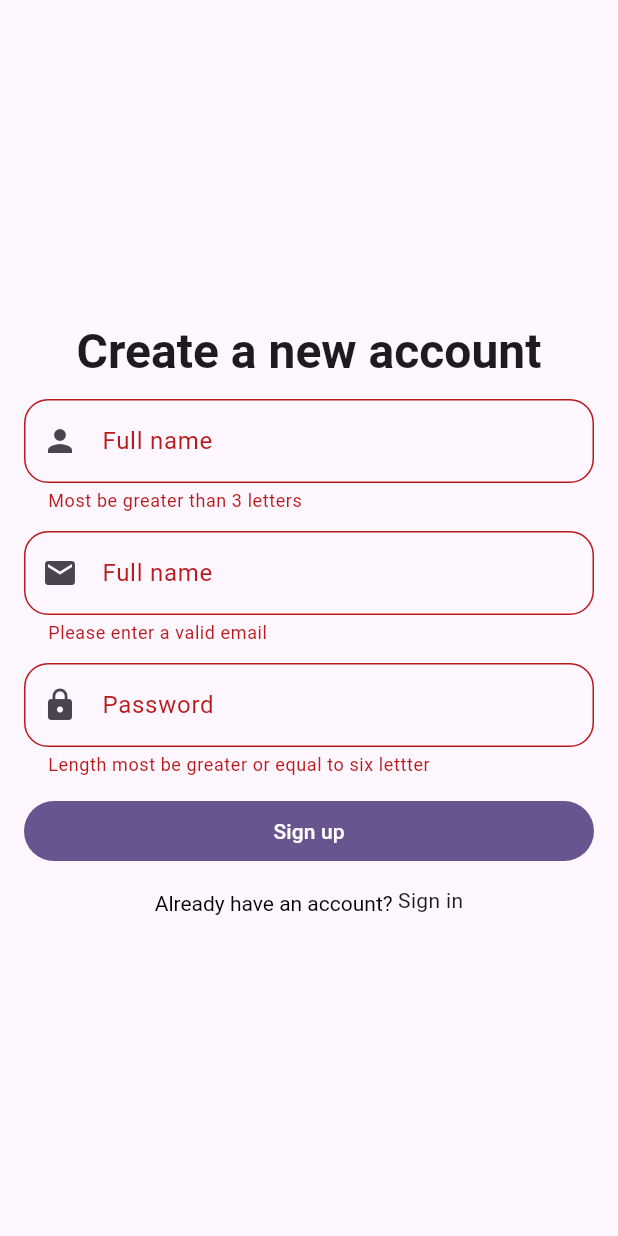
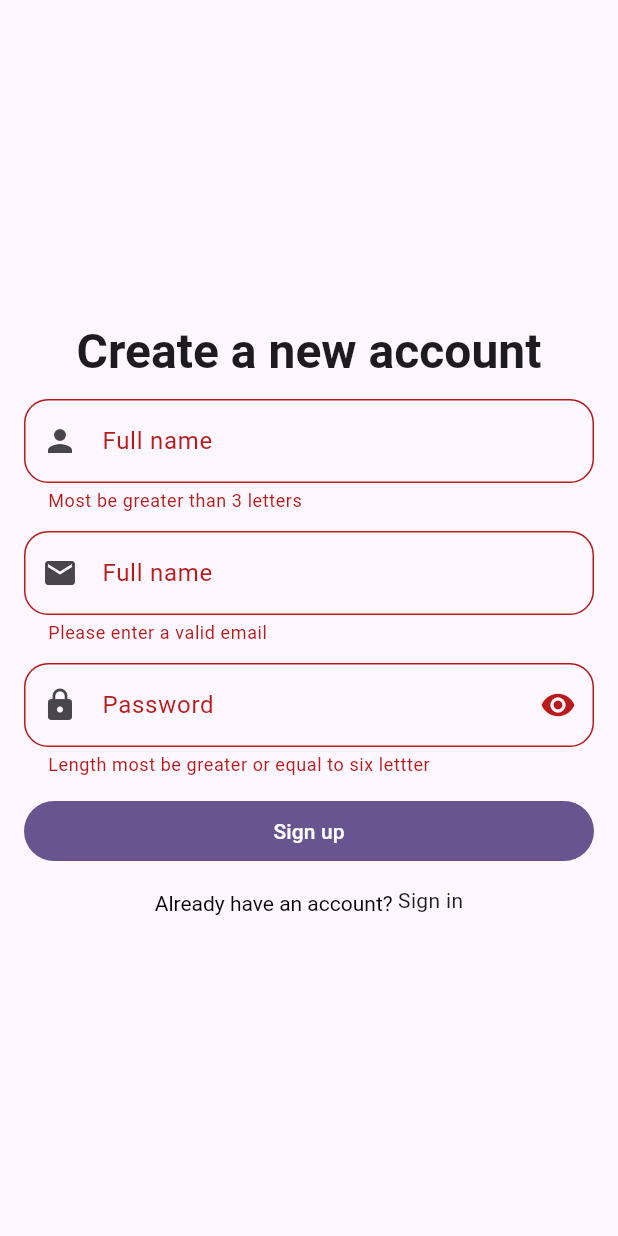
Before and after one commit to sanam-tamang/teaching_in_namuna_f_s, a Flutter app: the screen it shows after launch, after a tap on "Sign up", on a phone screen of 412 x 824 dp. Run offline on Flutter 3.47's test engine with Material 3 defaults, Android fonts, the phone set to English and light mode, and no system bars; our stand-ins replace email_validator, fluttertoast, supabase_flutter; accounts and stored records are empty.

Commit message:
refactor: update sign-up page and custom text field for password visibility toggle

```diff
--- a/lib/main.dart
+++ b/lib/main.dart
@@ -1,5 +1,4 @@
 import 'package:flutter/material.dart';
-import 'package:social/pages/home_page.dart';
 import 'package:social/pages/sign_up.dart';
 import 'package:supabase_flutter/supabase_flutter.dart';
 
--- a/lib/pages/sign_up.dart
+++ b/lib/pages/sign_up.dart
@@ -1,6 +1,9 @@
 import 'package:email_validator/email_validator.dart';
 import 'package:flutter/material.dart';
-import 'package:social/widgets/custom_text_field.dart';
+import 'package:fluttertoast/fluttertoast.dart';
+import 'package:supabase_flutter/supabase_flutter.dart';
+
+import '../widgets/custom_text_field.dart' show CustomTextFormField;
 
 class SignUpPage extends StatefulWidget {
   const new({super.key});
@@ -15,6 +18,9 @@ class _SignUpPageState extends State<SignUpPage> {
   final TextEditingController _passwordController = TextEditingController();
 
   final GlobalKey<FormState> _formKey = GlobalKey<FormState>();
+
+  bool _passwordObscure = true;
+  bool _isLoading = false;
   @override
   void dispose() {
     super.dispose();
@@ -31,7 +37,7 @@ class _SignUpPageState extends State<SignUpPage> {
         child: Padding(
           padding: .symmetric(horizontal: 16),
           child: Form(
-            autovalidateMode: .onUserInteraction,
+            autovalidateMode: .onUserInteractionIfError,
             key: _formKey,
             child: Column(
               mainAxisAlignment: .center,
@@ -74,6 +80,19 @@ class _SignUpPageState extends State<SignUpPage> {
                 CustomTextFormField(
                   controller: _passwordController,
                   prefixIcon: Icons.lock,
+                  obscureText: _passwordObscure,
+                  suffixIcon: IconButton(
+                    onPressed: () {
+                      setState(() {
+                        _passwordObscure = !_passwordObscure;
+                      });
+                    },
+                    icon: Icon(
+                      _passwordObscure
+                          ? Icons.visibility
+                          : Icons.visibility_off,
+                    ),
+                  ),
                   validator: (value) {
                     if (value!.length <= 5) {
                       return "Length most be greater or equal to six lettter";
@@ -87,13 +106,41 @@ class _SignUpPageState extends State<SignUpPage> {
                 SizedBox(
                   width: double.maxFinite,
                   child: FilledButton(
-                    onPressed: () {
-                      if (_formKey.currentState!.validate()) {
-
-
-                      }
-                    },
-                    child: Text("Sign up"),
+                    onPressed: _isLoading
+                        ? () {}
+                        : () async {
+                            if (_formKey.currentState!.validate()) {
+                              setState(() {
+                                _isLoading = true;
+                              });
+                              try {
+                                final client = Supabase.instance.client;
+                                await client.auth.signUp(
+                                  email: _emailController.text,
+                                  password: _passwordController.text,
+                                );
+                                Fluttertoast.showToast(
+                                  msg: "Your account is created successfully",
+                                );
+                              } on AuthException catch (e) {
+                                Fluttertoast.showToast(
+                                  msg: e.message,
+                                  backgroundColor: Colors.red,
+                                );
+                              } finally {
+                                setState(() {
+                                  _isLoading = false;
+                                });
+                              }
+                            }
+                          },
+                    child: _isLoading
+                        ? Center(
+                            child: CircularProgressIndicator(
+                              color: Colors.white,
+                            ),
+                          )
+                        : Text("Sign up"),
                   ),
                 ),
 
--- a/lib/widgets/custom_text_field.dart
+++ b/lib/widgets/custom_text_field.dart
@@ -8,20 +8,26 @@ class CustomTextFormField extends StatelessWidget {
     required this.hintText,
     required this.labelText,
     this.validator,
+    this.obscureText = false,
+    this.suffixIcon,
   });
   final TextEditingController controller;
   final IconData prefixIcon;
   final String hintText;
   final String labelText;
   final String? Function(String?)? validator;
+  final bool obscureText;
+  final Widget? suffixIcon;
 
   @override
   Widget build(BuildContext context) {
     return TextFormField(
+      obscureText: obscureText,
       controller: controller,
       validator: validator,
       decoration: InputDecoration(
         prefixIcon: Icon(prefixIcon),
+        suffixIcon: suffixIcon,
         hintText: hintText,
         labelText: labelText,
         border: OutlineInputBorder(borderRadius: BorderRadius.circular(16)),
--- a/pubspec.yaml
+++ b/pubspec.yaml
@@ -36,6 +36,7 @@ dependencies:
   cupertino_icons: ^1.0.8
   supabase_flutter: ^2.18.3
   email_validator: ^3.0.0
+  fluttertoast: ^10.0.2
 
 dev_dependencies:
   flutter_test:
```
Also changed, not shown: pubspec.lock.
